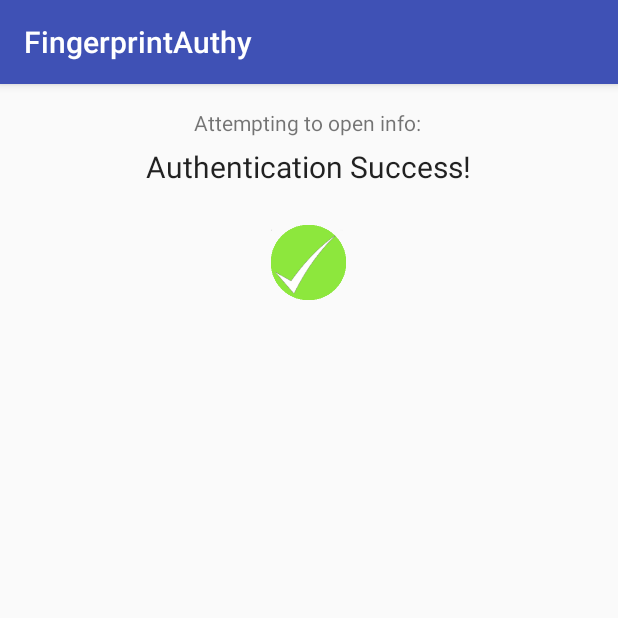
After one commit to DaleJulian/FingerprintAuthy, an Android app: the fragment FingerprintAuthSuccess shown on its own in the app's theme, on a phone screen of 412 x 824 dp, the top half of it. The commit adds this screen. Run offline under Robolectric (Android 15) with nearby library versions, the phone set to English and light mode, and no system bars; 2 statements that could not run were skipped.

Commit message:
authentication success fragment

```diff
--- a/FingerprintAuthy/app/src/main/java/klab/dale/fingerprintauthy/MainActivity.java
+++ b/FingerprintAuthy/app/src/main/java/klab/dale/fingerprintauthy/MainActivity.java
@@ -1,8 +1,8 @@
 package klab.dale.fingerprintauthy;
 
+import android.os.Bundle;
 import android.support.v4.app.FragmentManager;
 import android.support.v4.app.FragmentTransaction;
-import android.os.Bundle;
 import android.support.v7.app.AppCompatActivity;
 import android.support.v7.widget.Toolbar;
 import android.view.Menu;
--- /dev/null
+++ b/FingerprintAuthy/app/src/main/java/klab/dale/fingerprintauthy/fragments/FingerprintAuthSuccess.java
@@ -0,0 +1,54 @@
+package klab.dale.fingerprintauthy.fragments;
+
+import android.app.DialogFragment;
+import android.content.Context;
+import android.net.Uri;
+import android.os.Bundle;
+import android.app.Fragment;
+import android.view.LayoutInflater;
+import android.view.View;
+import android.view.ViewGroup;
+import android.widget.TextView;
+
+import klab.dale.fingerprintauthy.R;
+import klab.dale.fingerprintauthy.models.SensitiveInfo;
+
+public class FingerprintAuthSuccess extends DialogFragment {
+
+    public FingerprintAuthSuccess() {
+        // Required empty public constructor
+    }
+    // TODO: Rename and change types and number of parameters
+    public static FingerprintAuthSuccess newInstance(String param1, String param2) {
+        FingerprintAuthSuccess fragment = new FingerprintAuthSuccess();
+        return fragment;
+    }
+
+    @Override
+    public void onCreate(Bundle savedInstanceState) {
+        super.onCreate(savedInstanceState);
+
+    }
+
+    @Override
+    public View onCreateView(LayoutInflater inflater, ViewGroup container,
+                             Bundle savedInstanceState) {
+        // Inflate the layout for this fragment
+        View view = inflater.inflate(R.layout.fragment_fingerprint_auth_success, container, false);
+
+        Bundle bundle = getArguments();
+        SensitiveInfo sensitiveInfo = (SensitiveInfo) bundle.getSerializable(FingerprintDialog.SENSITIVE_INFO_BUNDLE_KEY);
+        ((TextView) view.findViewById(R.id.sensitive_info_name)).setText("Attempting to open " + sensitiveInfo.getName() + " info");
+        return view;
+    }
+
+    @Override
+    public void onAttach(Context context) {
+        super.onAttach(context);
+    }
+
+    @Override
+    public void onDetach() {
+        super.onDetach();
+    }
+}
--- a/FingerprintAuthy/app/src/main/java/klab/dale/fingerprintauthy/fragments/SensitiveInfoListFragment.java
+++ b/FingerprintAuthy/app/src/main/java/klab/dale/fingerprintauthy/fragments/SensitiveInfoListFragment.java
@@ -28,7 +28,7 @@ public class SensitiveInfoListFragment extends Fragment implements AdapterView.O
         mSensitiveInfoAdapter.addSensitiveInfo(new SensitiveInfo("Twitter account"));
         mSensitiveInfoAdapter.addSensitiveInfo(new SensitiveInfo("PlayStation Network account"));
         mSensitiveInfoAdapter.addSensitiveInfo(new SensitiveInfo("BPI Credit Card"));
-        mSensitiveInfoAdapter.addSensitiveInfo(new SensitiveInfo("Porn"));
+        mSensitiveInfoAdapter.addSensitiveInfo(new SensitiveInfo("Crush name"));
     }
 
     private View.OnClickListener mClickListener = new View.OnClickListener() {
--- /dev/null
+++ b/FingerprintAuthy/app/src/main/res/layout/fragment_fingerprint_auth_success.xml
@@ -0,0 +1,41 @@
+<?xml version="1.0" encoding="utf-8"?>
+<RelativeLayout xmlns:android="http://schemas.android.com/apk/res/android"
+    android:id="@+id/fingerprint_container"
+    android:layout_width="match_parent"
+    android:layout_height="match_parent"
+    android:paddingBottom="8dp"
+    android:paddingEnd="24dp"
+    android:paddingStart="24dp"
+    android:paddingTop="16dp">
+
+    <TextView
+        android:id="@+id/sensitive_info_name"
+        android:layout_width="wrap_content"
+        android:layout_height="wrap_content"
+        android:layout_centerHorizontal="true"
+        android:gravity="center"
+        android:text="Attempting to open info: " />
+
+    <TextView
+        android:id="@+id/title"
+        android:layout_width="wrap_content"
+        android:layout_height="wrap_content"
+        android:layout_alignParentTop="true"
+        android:layout_below="@id/sensitive_info_name"
+        android:layout_centerHorizontal="true"
+        android:layout_marginTop="25dp"
+        android:gravity="center"
+        android:text="Authentication Success!"
+        android:textAppearance="@android:style/TextAppearance.Material.Subhead"
+        android:textColor="?android:attr/textColorPrimary"
+        android:textSize="20dp" />
+
+    <ImageView
+        android:id="@+id/icon"
+        android:layout_width="50dp"
+        android:layout_height="50dp"
+        android:layout_below="@id/title"
+        android:layout_centerHorizontal="true"
+        android:layout_marginTop="25dp"
+        android:background="@drawable/check" />
+</RelativeLayout>
--- a/FingerprintAuthy/app/src/main/res/layout/fragment_fingerprint_dialog.xml
+++ b/FingerprintAuthy/app/src/main/res/layout/fragment_fingerprint_dialog.xml
@@ -45,8 +45,8 @@
 
     <ImageView
         android:id="@+id/fingerprint_icon"
-        android:layout_width="50dp"
-        android:layout_height="50dp"
+        android:layout_width="100dp"
+        android:layout_height="100dp"
         android:layout_below="@+id/fingerprint_description"
         android:layout_centerHorizontal="true"
         android:layout_marginTop="25dp"
```
Also changed, not shown: FingerprintAuthy/app/src/main/java/klab/dale/fingerprintauthy/fragments/FingerprintDialog.java (+12 -23 lines), FingerprintAuthy/app/src/main/java/klab/dale/fingerprintauthy/models/SecurityManager.java (+24 -0 lines).
